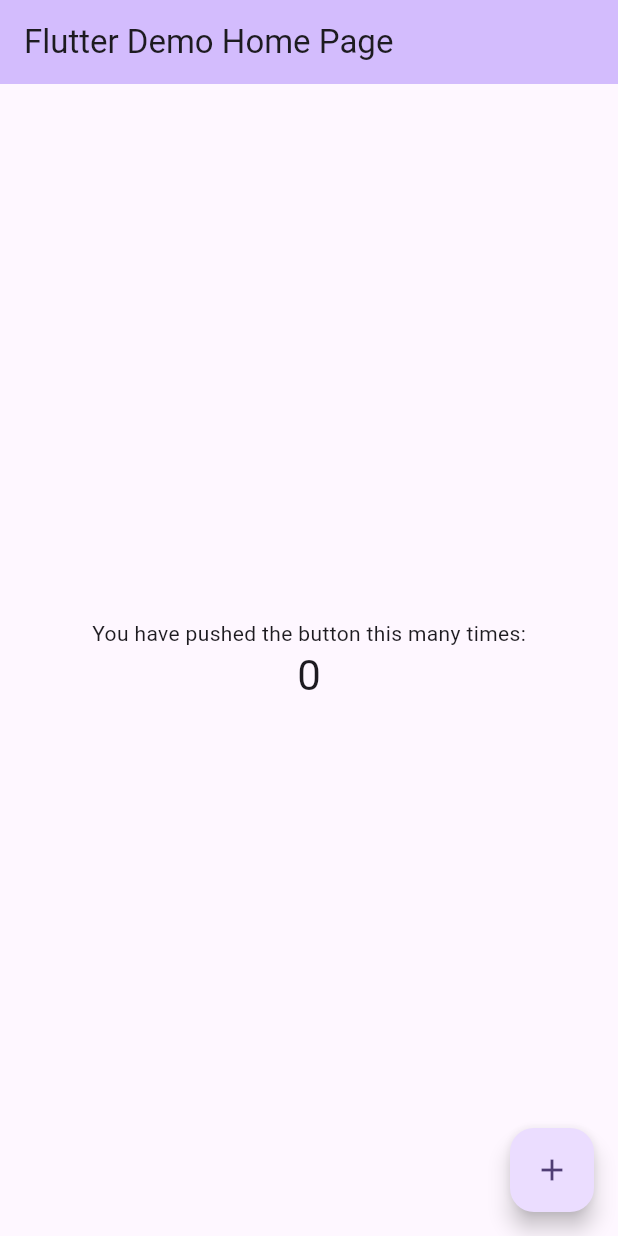
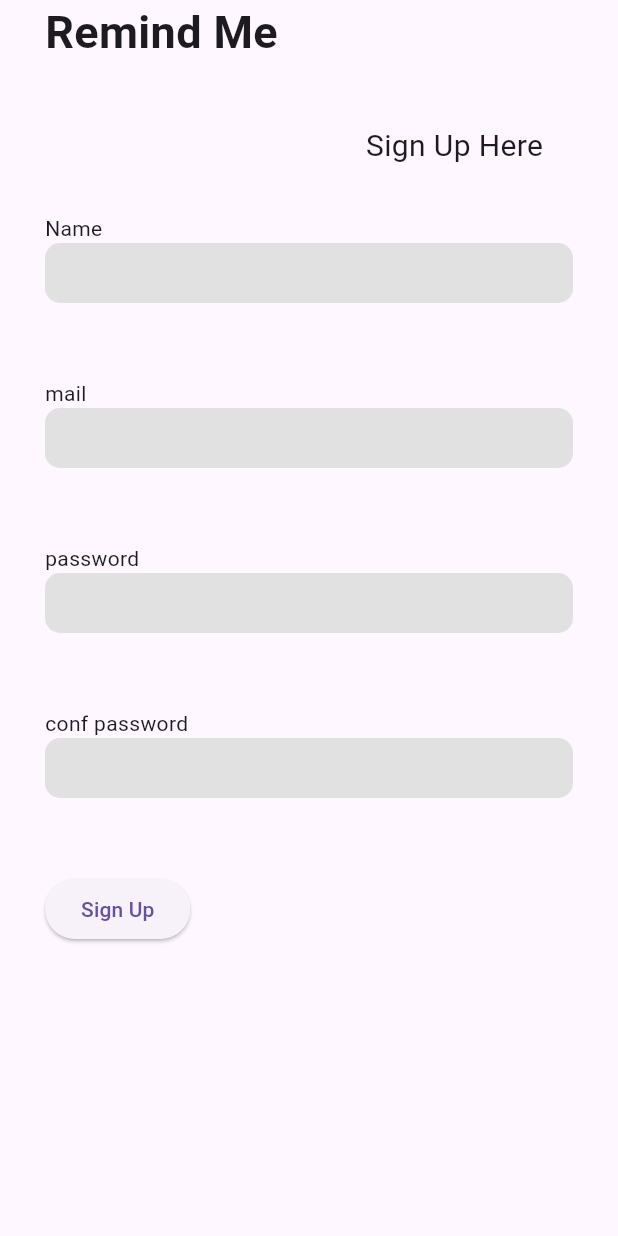
Before and after one commit to toyotarou/udemy_reminder_app, a Flutter app: the screen it shows after launch, on a phone screen of 412 x 824 dp. Run offline on Flutter 3.47's test engine with Material 3 defaults, Android fonts, the phone set to English and light mode, and no system bars; our stand-ins replace cloud_firestore, firebase_auth, firebase_core, fluttertoast, shared_preferences; accounts and stored records are empty.

Commit message:
commit 20240410 authentication_screen

```diff
--- /dev/null
+++ b/lib/general/general.dart
@@ -0,0 +1,3 @@
+import 'package:shared_preferences/shared_preferences.dart';
+
+SharedPreferences? sharedPreferences;
--- a/lib/main.dart
+++ b/lib/main.dart
@@ -1,5 +1,7 @@
 import 'package:firebase_core/firebase_core.dart';
 import 'package:flutter/material.dart';
+
+import 'screens/authentication_screen.dart';
 
 import 'firebase_options.dart';
 
@@ -17,116 +19,8 @@ class MyApp extends StatelessWidget {
   // This widget is the root of your application.
   @override
   Widget build(BuildContext context) {
-    return MaterialApp(
-      title: 'Flutter Demo',
-      theme: ThemeData(
-        // This is the theme of your application.
-        //
-        // TRY THIS: Try running your application with "flutter run". You'll see
-        // the application has a purple toolbar. Then, without quitting the app,
-        // try changing the seedColor in the colorScheme below to Colors.green
-        // and then invoke "hot reload" (save your changes or press the "hot
-        // reload" button in a Flutter-supported IDE, or press "r" if you used
-        // the command line to start the app).
-        //
-        // Notice that the counter didn't reset back to zero; the application
-        // state is not lost during the reload. To reset the state, use hot
-        // restart instead.
-        //
-        // This works for code too, not just values: Most code changes can be
-        // tested with just a hot reload.
-        colorScheme: ColorScheme.fromSeed(seedColor: Colors.deepPurple),
-        useMaterial3: true,
-      ),
-      home: const MyHomePage(title: 'Flutter Demo Home Page'),
+    return const MaterialApp(
+      home: AuthenticationScreen(),
     );
   }
 }
-
-class MyHomePage extends StatefulWidget {
-  const MyHomePage({super.key, required this.title});
-
-  // This widget is the home page of your application. It is stateful, meaning
-  // that it has a State object (defined below) that contains fields that affect
-  // how it looks.
-
-  // This class is the configuration for the state. It holds the values (in this
-  // case the title) provided by the parent (in this case the App widget) and
-  // used by the build method of the State. Fields in a Widget subclass are
-  // always marked "final".
-
-  final String title;
-
-  @override
-  State<MyHomePage> createState() => _MyHomePageState();
-}
-
-class _MyHomePageState extends State<MyHomePage> {
-  int _counter = 0;
-
-  void _incrementCounter() {
-    setState(() {
-      // This call to setState tells the Flutter framework that something has
-      // changed in this State, which causes it to rerun the build method below
-      // so that the display can reflect the updated values. If we changed
-      // _counter without calling setState(), then the build method would not be
-      // called again, and so nothing would appear to happen.
-      _counter++;
-    });
-  }
-
-  @override
-  Widget build(BuildContext context) {
-    // This method is rerun every time setState is called, for instance as done
-    // by the _incrementCounter method above.
-    //
-    // The Flutter framework has been optimized to make rerunning build methods
-    // fast, so that you can just rebuild anything that needs updating rather
-    // than having to individually change instances of widgets.
-    return Scaffold(
-      appBar: AppBar(
-        // TRY THIS: Try changing the color here to a specific color (to
-        // Colors.amber, perhaps?) and trigger a hot reload to see the AppBar
-        // change color while the other colors stay the same.
-        backgroundColor: Theme.of(context).colorScheme.inversePrimary,
-        // Here we take the value from the MyHomePage object that was created by
-        // the App.build method, and use it to set our appbar title.
-        title: Text(widget.title),
-      ),
-      body: Center(
-        // Center is a layout widget. It takes a single child and positions it
-        // in the middle of the parent.
-        child: Column(
-          // Column is also a layout widget. It takes a list of children and
-          // arranges them vertically. By default, it sizes itself to fit its
-          // children horizontally, and tries to be as tall as its parent.
-          //
-          // Column has various properties to control how it sizes itself and
-          // how it positions its children. Here we use mainAxisAlignment to
-          // center the children vertically; the main axis here is the vertical
-          // axis because Columns are vertical (the cross axis would be
-          // horizontal).
-          //
-          // TRY THIS: Invoke "debug painting" (choose the "Toggle Debug Paint"
-          // action in the IDE, or press "p" in the console), to see the
-          // wireframe for each widget.
-          mainAxisAlignment: MainAxisAlignment.center,
-          children: <Widget>[
-            const Text(
-              'You have pushed the button this many times:',
-            ),
-            Text(
-              '$_counter',
-              style: Theme.of(context).textTheme.headlineMedium,
-            ),
-          ],
-        ),
-      ),
-      floatingActionButton: FloatingActionButton(
-        onPressed: _incrementCounter,
-        tooltip: 'Increment',
-        child: const Icon(Icons.add),
-      ), // This trailing comma makes auto-formatting nicer for build methods.
-    );
-  }
-}
--- /dev/null
+++ b/lib/screens/authentication_screen.dart
@@ -0,0 +1,19 @@
+import 'package:flutter/material.dart';
+
+import 'register_screen.dart';
+
+class AuthenticationScreen extends StatefulWidget {
+  const AuthenticationScreen({super.key});
+
+  @override
+  State<AuthenticationScreen> createState() => _AuthenticationScreenState();
+}
+
+class _AuthenticationScreenState extends State<AuthenticationScreen> {
+  @override
+  Widget build(BuildContext context) {
+    return const Scaffold(
+      body: RegisterScreen(),
+    );
+  }
+}
--- /dev/null
+++ b/lib/screens/register_screen.dart
@@ -0,0 +1,160 @@
+import 'package:cloud_firestore/cloud_firestore.dart';
+import 'package:firebase_auth/firebase_auth.dart';
+import 'package:flutter/cupertino.dart';
+import 'package:flutter/material.dart';
+import 'package:fluttertoast/fluttertoast.dart';
+import 'package:shared_preferences/shared_preferences.dart';
+
+import '../general/general.dart';
+import 'home_screen.dart';
+
+class RegisterScreen extends StatefulWidget {
+  const RegisterScreen({super.key});
+
+  @override
+  State<RegisterScreen> createState() => _RegisterScreenState();
+}
+
+class _RegisterScreenState extends State<RegisterScreen> {
+  TextEditingController nameEditingController = TextEditingController();
+  TextEditingController emailEditingController = TextEditingController();
+  TextEditingController passwordEditingController = TextEditingController();
+  TextEditingController confPasswordEditingController = TextEditingController();
+
+  bool isLoading = false;
+
+  ///
+  @override
+  Widget build(BuildContext context) {
+    return Scaffold(
+      body: SafeArea(
+        child: SingleChildScrollView(
+          child: Container(
+            padding: const EdgeInsets.symmetric(horizontal: 30),
+            child: Column(
+              crossAxisAlignment: CrossAxisAlignment.start,
+              children: [
+                const Text(
+                  'Remind Me',
+                  style: TextStyle(fontSize: 30, fontWeight: FontWeight.bold),
+                ),
+                Container(
+                  alignment: Alignment.centerRight,
+                  margin: const EdgeInsets.only(top: 40, right: 20),
+                  child: const Text(
+                    'Sign Up Here',
+                    style: TextStyle(fontSize: 20),
+                  ),
+                ),
+                const SizedBox(height: 30),
+                const Text('Name'),
+                CupertinoTextField(
+                  controller: nameEditingController,
+                  padding: const EdgeInsets.all(10),
+                  decoration: BoxDecoration(
+                    color: const Color.fromRGBO(225, 225, 225, 1),
+                    borderRadius: BorderRadius.circular(10),
+                  ),
+                ),
+                const SizedBox(height: 50),
+                const Text('mail'),
+                CupertinoTextField(
+                  controller: emailEditingController,
+                  padding: const EdgeInsets.all(10),
+                  decoration: BoxDecoration(
+                    color: const Color.fromRGBO(225, 225, 225, 1),
+                    borderRadius: BorderRadius.circular(10),
+                  ),
+                ),
+                const SizedBox(height: 50),
+                const Text('password'),
+                CupertinoTextField(
+                  controller: passwordEditingController,
+                  padding: const EdgeInsets.all(10),
+                  decoration: BoxDecoration(
+                    color: const Color.fromRGBO(225, 225, 225, 1),
+                    borderRadius: BorderRadius.circular(10),
+                  ),
+                ),
+                const SizedBox(height: 50),
+                const Text('conf password'),
+                CupertinoTextField(
+                  controller: confPasswordEditingController,
+                  padding: const EdgeInsets.all(10),
+                  decoration: BoxDecoration(
+                    color: const Color.fromRGBO(225, 225, 225, 1),
+                    borderRadius: BorderRadius.circular(10),
+                  ),
+                ),
+                const SizedBox(height: 50),
+                isLoading
+                    ? const CircularProgressIndicator()
+                    : ElevatedButton(
+                        onPressed: () {
+                          if (passwordEditingController.text.trim().isNotEmpty) {
+                            if (passwordEditingController.text.trim() == confPasswordEditingController.text.trim()) {
+                              if (nameEditingController.text.trim().isNotEmpty && emailEditingController.text.trim().isNotEmpty) {
+                                setState(() {
+                                  isLoading = true;
+                                });
+
+                                signUpUser();
+                              } else {
+                                Fluttertoast.showToast(msg: 'all fields are required');
+                              }
+                            } else {
+                              Fluttertoast.showToast(msg: 'the password do not match');
+                            }
+                          } else {
+                            Fluttertoast.showToast(msg: 'the password cannot be empty');
+                          }
+                        },
+                        child: const Text('Sign Up'),
+                      ),
+              ],
+            ),
+          ),
+        ),
+      ),
+    );
+  }
+
+  ///
+  Future<void> signUpUser() async {
+    User? currentUser;
+
+    await FirebaseAuth.instance
+        .createUserWithEmailAndPassword(email: emailEditingController.text, password: passwordEditingController.text)
+        .then((value) {
+      currentUser = value.user;
+    }).catchError((error) {
+      Navigator.pop(context);
+
+      Fluttertoast.showToast(msg: 'the user failed to sign up');
+    });
+
+    if (currentUser != null) {
+      FirebaseFirestore.instance.collection('users').doc(currentUser!.uid).set({
+        'uid': currentUser!.uid,
+        'email': currentUser!.email,
+        'name': nameEditingController.text,
+        'status': 'approved',
+        'token': '',
+      });
+    }
+
+    sharedPreferences = await SharedPreferences.getInstance();
+    await sharedPreferences!.setString('uid', currentUser!.uid);
+    await sharedPreferences!.setString('email', currentUser!.email!);
+    await sharedPreferences!.setString('name', nameEditingController.text);
+    await sharedPreferences!.setString('status', 'approved');
+
+    setState(() {
+      isLoading = false;
+
+      sharedPreferences;
+    });
+
+    Navigator.pushReplacement(context, MaterialPageRoute(builder: (context) => const HomeScreen()));
+  }
+}
--- a/pubspec.yaml
+++ b/pubspec.yaml
@@ -20,6 +20,8 @@ dependencies:
   cloud_functions: ^4.7.1
   firebase_messaging: ^14.8.1
   firebase_storage: ^11.7.1
+  shared_preferences: ^2.2.2
+  fluttertoast: ^8.2.4
 
 dev_dependencies:
   flutter_test:
```
Also changed, not shown: analysis_options.yaml (+98 -25 lines), lib/screens/home_screen.dart (added, +15 -0 lines), pubspec.lock, 2 other files.
